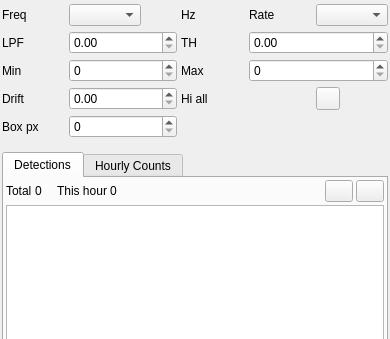
Qt form plugins/channelrx/meteor/meteorgui.ui (srcejon/sdrangel) before a commit; both pictures show x 0 to 390 and y 0 to 339 of the 390 by 1005 pixel window.
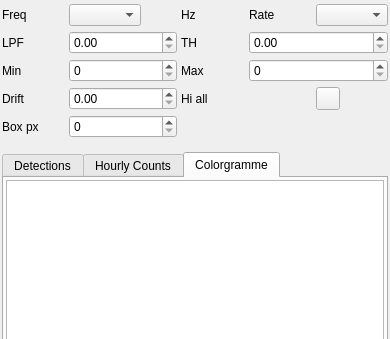
The same form after that commit. The open tabs and pages were chosen to show the change. Custom widgets are drawn as their Qt base class.

Commit message: Add meteor colorgramme and improve span overlays

Diff of the .ui file:
```diff
--- a/plugins/channelrx/meteor/meteorgui.ui
+++ b/plugins/channelrx/meteor/meteorgui.ui
@@ -385,6 +385,35 @@
         </item>
        </layout>
       </widget>
+      <widget class="QWidget" name="colorgrammePage">
+       <attribute name="title">
+        <string>Colorgramme</string>
+       </attribute>
+       <layout class="QVBoxLayout" name="colorgrammeLayout">
+        <property name="leftMargin">
+         <number>2</number>
+        </property>
+        <property name="topMargin">
+         <number>2</number>
+        </property>
+        <property name="rightMargin">
+         <number>2</number>
+        </property>
+        <property name="bottomMargin">
+         <number>2</number>
+        </property>
+        <item>
+         <widget class="QTableWidget" name="colorgrammeTable">
+          <property name="minimumSize">
+           <size>
+            <width>0</width>
+            <height>180</height>
+           </size>
+          </property>
+         </widget>
+        </item>
+       </layout>
+      </widget>
      </widget>
     </item>
    </layout>
```
The commit also changes 3 other files.
